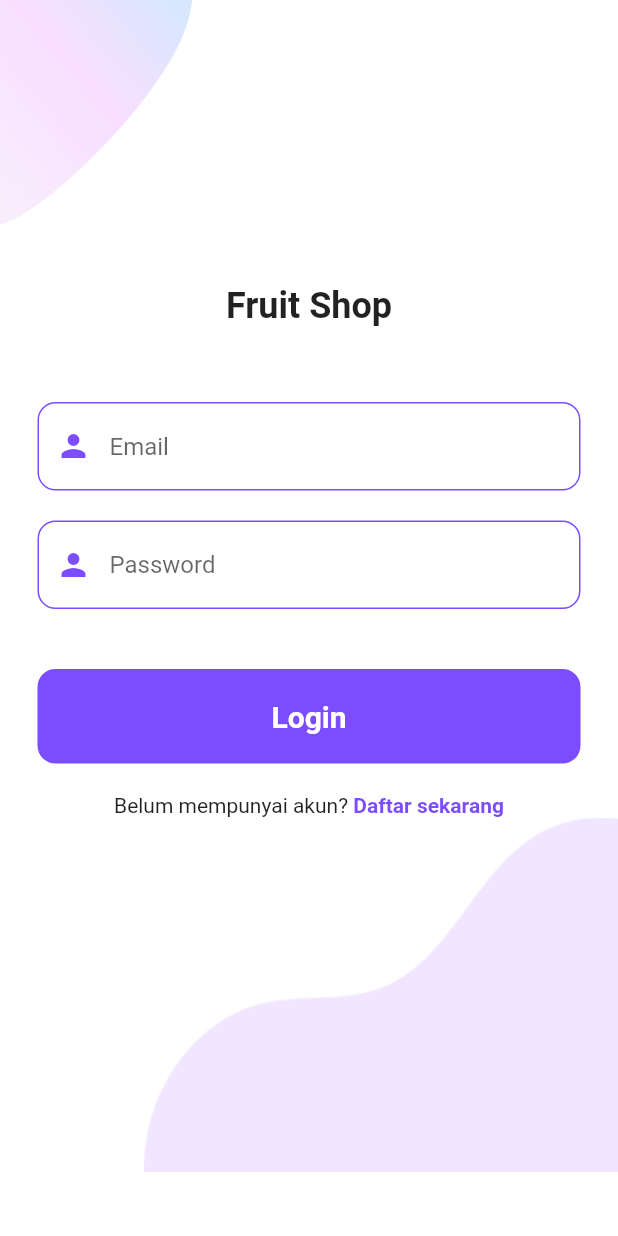
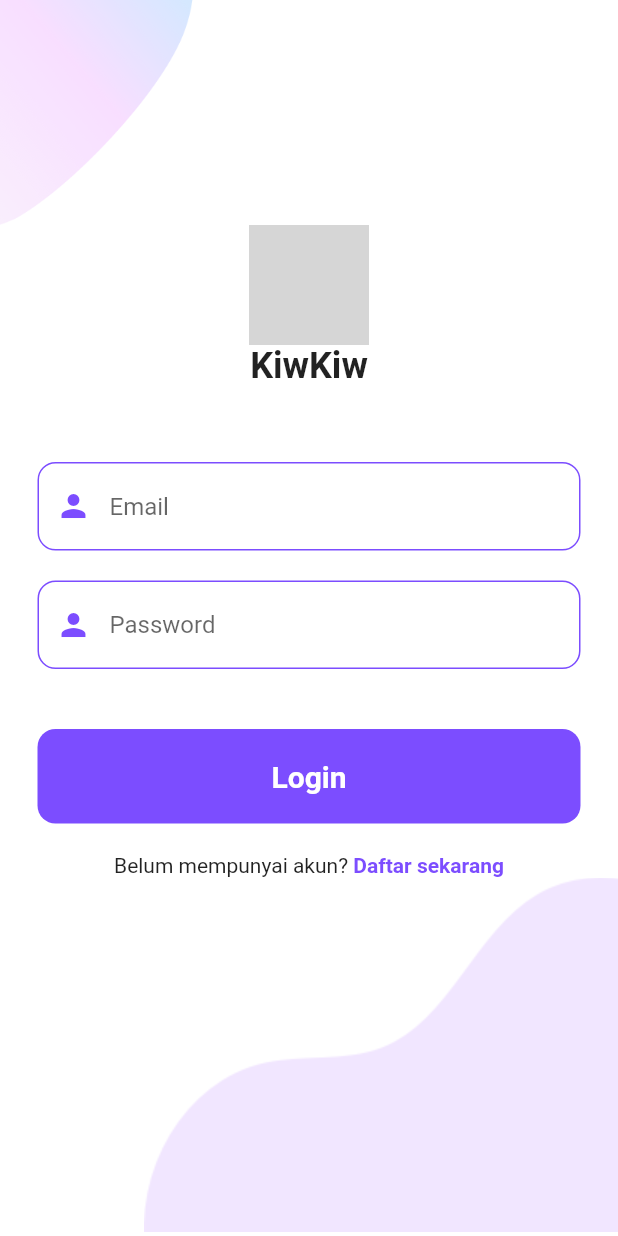
Before and after one commit to Afriza43/stopwatch_apps, a Flutter app: the screen it shows after launch, on a phone screen of 412 x 824 dp. Run offline on Flutter 3.47's test engine with Material 2 defaults, Android fonts, the phone set to English and light mode, and no system bars; our stand-ins replace firebase_auth, firebase_core; accounts and stored records are empty; network calls fail; grey boxes are pictures that could not be loaded.

Commit message:
Stress Kelar

```diff
--- a/lib/pages/login.dart
+++ b/lib/pages/login.dart
@@ -50,12 +50,12 @@ class _LoginPageState extends State<LoginPage> {
                   ),
                 ),
 
-                SizedBox(
-                  height: 40,
+                Image.network(
+                  "https://i.pinimg.com/originals/a9/4b/b0/a94bb056522bc6443ff49898b95b02c6.png",
+                  width: 80,
                 ),
-
                 Text(
-                  "Fruit Shop",
+                  "KiwKiw",
                   style: TextStyle(
                     fontWeight: FontWeight.bold,
                     fontSize: 24,
```
Also changed, not shown: 1 other file.
